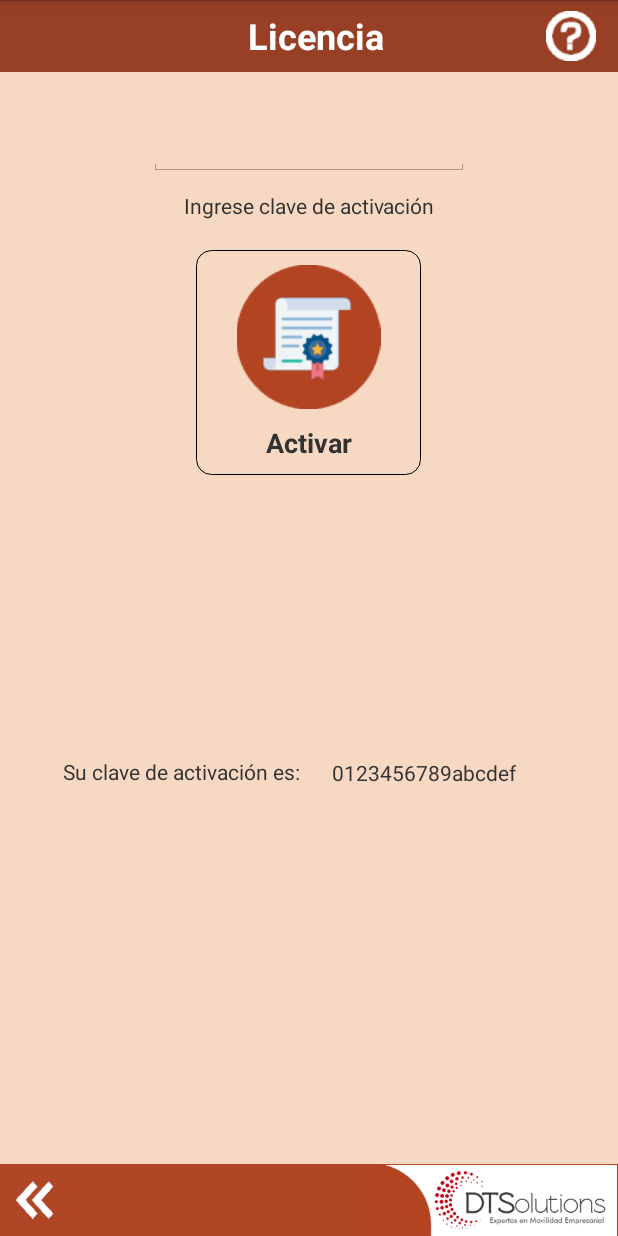
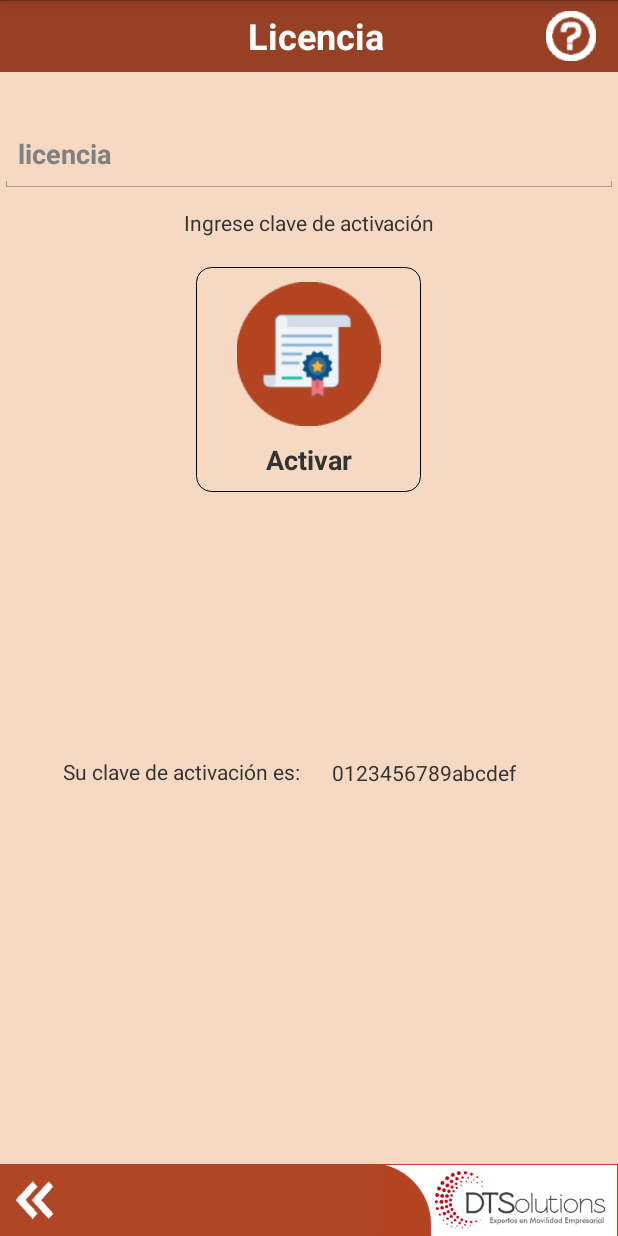
Before and after one commit to dtsolutionsgt/tomweb, an Android app: the Licencia screen opened directly, with no data from a screen before it, on a phone screen of 412 x 824 dp. Run offline under Robolectric (Android 15) with nearby library versions, the phone set to English and light mode, and no system bars.

Commit message:
#GT13122023: no se de donde salio tanto update.

```diff
--- a/app/src/main/java/com/dts/tomweb/Licencia.java
+++ b/app/src/main/java/com/dts/tomweb/Licencia.java
@@ -1,6 +1,7 @@
 package com.dts.tomweb;
 
 import android.content.Context;
+import android.content.Intent;
 import android.os.Bundle;
 import android.view.View;
 import android.widget.EditText;
@@ -64,9 +65,11 @@ public class Licencia extends PBase {
                         //crear archivo
                         Crear_Registro_Licencia();
                         msgbox("Se ha regitrado correctamente la licencia del dispositivo");
+                        startActivity(new Intent(this,MenuPrincipal.class));
                         //return a comws
                     }else if(!lic.equals(gl.NoSerieHH)){
                         msgbox("Clave de activacion incorrecta");
+
                     }
 
                 }else {
--- a/app/src/main/java/com/dts/tomweb/ListaConteos.java
+++ b/app/src/main/java/com/dts/tomweb/ListaConteos.java
@@ -69,6 +69,7 @@ public class ListaConteos extends PBase {
 
         if(gl.tipoInv==1) scod = " INVENTARIO_CIEGO";
         if(gl.tipoInv==2 || gl.tipoInv==3) scod = " INVENTARIO_DETALLE";
+        if(gl.tipoInv==5) scod = " INVENTARIO_CIEGO_RFID";
 
         setHandlers();
 
--- a/app/src/main/res/layout/activity_licencia.xml
+++ b/app/src/main/res/layout/activity_licencia.xml
@@ -35,6 +35,7 @@
                 android:layout_alignParentBottom="true"
                 android:layout_marginEnd="0dp"
                 android:layout_marginBottom="0dp"
+                android:contentDescription="Help"
                 android:clickable="true"
                 android:onClick="doHelp"
                 android:padding="7dp"
@@ -56,6 +57,7 @@
                 android:layout_marginStart="0dp"
                 android:layout_marginBottom="0dp"
                 android:adjustViewBounds="true"
+                android:contentDescription="Exit"
                 android:clickable="true"
                 android:onClick="doExit"
                 android:paddingLeft="8dp"
@@ -97,6 +99,7 @@
             android:layout_marginBottom="9dp"
             android:gravity="center_horizontal"
             android:text="Activar"
+            android:contentDescription="activar"
             android:textSize="18sp"
             android:textStyle="bold" />
 
@@ -114,14 +117,13 @@
 
     <EditText
         android:id="@+id/txtLic"
-        android:layout_width="wrap_content"
-        android:layout_height="wrap_content"
+        android:layout_width="match_parent"
+        android:layout_height="8mm"
         android:layout_below="@+id/relTop"
-        android:layout_alignParentEnd="false"
         android:layout_centerHorizontal="true"
         android:layout_marginTop="30dp"
-        android:ems="10"
         android:inputType="textPersonName"
+        android:hint="licencia"
         android:textSize="18sp"
         android:textStyle="bold" />
 
--- a/app/src/main/res/layout/activity_menu_principal.xml
+++ b/app/src/main/res/layout/activity_menu_principal.xml
@@ -61,6 +61,7 @@
             android:paddingTop="8dp"
             android:paddingRight="10dp"
             android:paddingBottom="7dp"
+            android:contentDescription="Salir"
             android:src="@drawable/exitapp" />
     </RelativeLayout>
 
--- a/build.gradle
+++ b/build.gradle
@@ -9,7 +9,7 @@ buildscript {
 
     }
     dependencies {
-        classpath 'com.android.tools.build:gradle:7.4.2'
+        classpath 'com.android.tools.build:gradle:7.4.0'
 
 
         // NOTE: Do not place your application dependencies here; they belong
```
Also changed, not shown: app/src/main/java/com/dts/tomweb/ComWS.java (+11 -3 lines), app/src/main/java/com/dts/tomweb/Conteo.java (+67 -3 lines), app/src/main/java/com/dts/tomweb/Inventario.java (+6 -1 lines), app/src/main/java/com/dts/tomweb/MenuPrincipal.java (+6 -2 lines).
